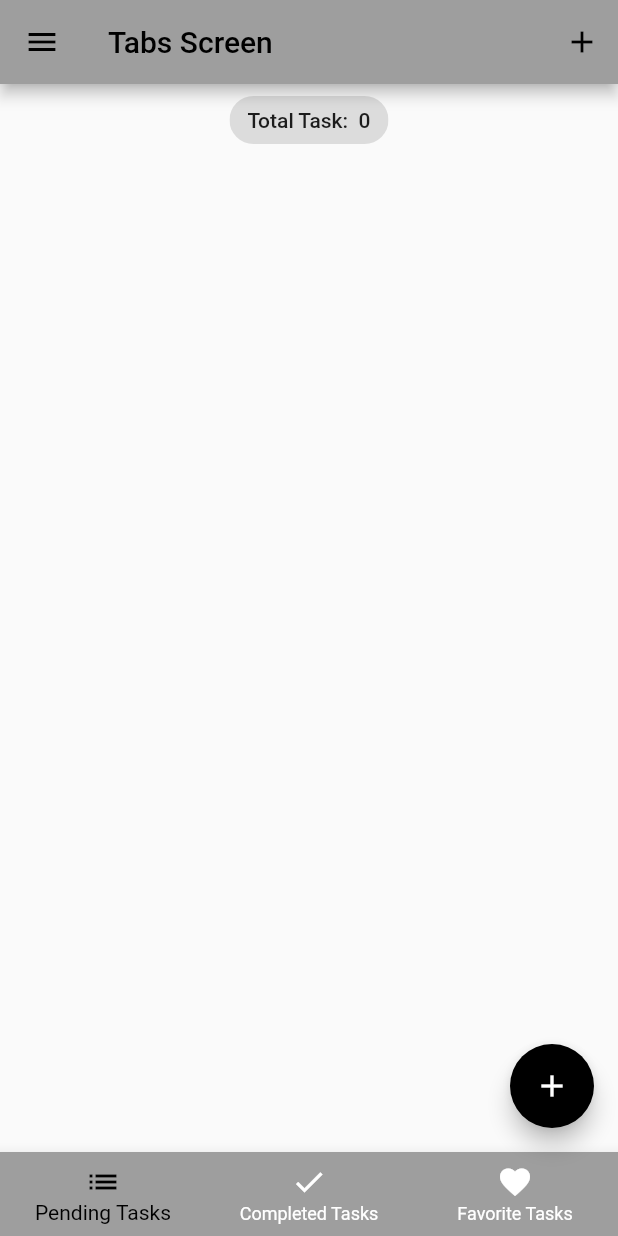
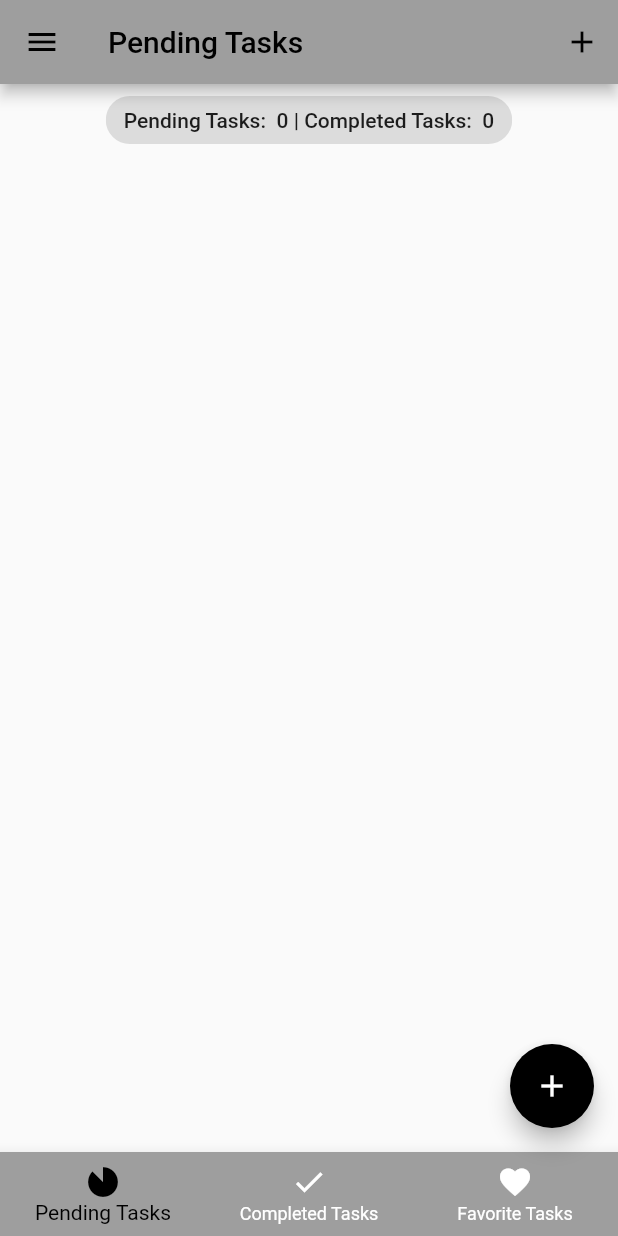
Before and after one commit to Neloy-SWE/Daily-Plans, a Flutter app: the screen it shows after launch, on a phone screen of 412 x 824 dp. Run offline on Flutter 3.47's test engine with Material 2 defaults, Android fonts, the light colour scheme and no system bars; our stand-ins replace equatable, flutter_bloc, hydrated_bloc.

Commit message:
bottom navigation bar implementation complete

```diff
--- a/lib/blocs/bloc_task/tasks_state.dart
+++ b/lib/blocs/bloc_task/tasks_state.dart
@@ -1,28 +1,45 @@
 part of 'tasks_bloc.dart';
 
 class TasksState extends Equatable {
-  final List<TaskModel> allTasks;
+  final List<TaskModel> pendingTasks;
+  final List<TaskModel> completedTasks;
+  final List<TaskModel> favoriteTasks;
   final List<TaskModel> removedTasks;
 
   const TasksState({
-    this.allTasks = const <TaskModel>[],
+    this.pendingTasks = const <TaskModel>[],
+    this.completedTasks = const <TaskModel>[],
+    this.favoriteTasks = const <TaskModel>[],
     this.removedTasks = const <TaskModel>[],
   });
 
   @override
-  List<Object?> get props => [allTasks, removedTasks];
+  List<Object?> get props => [
+        pendingTasks,
+        completedTasks,
+        favoriteTasks,
+        removedTasks,
+      ];
 
   Map<String, dynamic> toMap() {
     return {
-      ModelConstants.allTasks: allTasks.map((e) => e.toMap()).toList(),
+      ModelConstants.pendingTasks: pendingTasks.map((e) => e.toMap()).toList(),
+      ModelConstants.completedTasks:
+          completedTasks.map((e) => e.toMap()).toList(),
+      ModelConstants.favoriteTasks:
+          favoriteTasks.map((e) => e.toMap()).toList(),
       ModelConstants.removedTasks: removedTasks.map((e) => e.toMap()).toList(),
     };
   }
 
   factory TasksState.fromMap(Map<String, dynamic> map) {
     return TasksState(
-      allTasks: List<TaskModel>.from(
-          map[ModelConstants.allTasks]?.map((x) => TaskModel.fromMap(x))),
+      pendingTasks: List<TaskModel>.from(
+          map[ModelConstants.pendingTasks]?.map((x) => TaskModel.fromMap(x))),
+      completedTasks: List<TaskModel>.from(
+          map[ModelConstants.completedTasks]?.map((x) => TaskModel.fromMap(x))),
+      favoriteTasks: List<TaskModel>.from(
+          map[ModelConstants.favoriteTasks]?.map((x) => TaskModel.fromMap(x))),
       removedTasks: List<TaskModel>.from(
           map[ModelConstants.removedTasks]?.map((x) => TaskModel.fromMap(x))),
     );
--- a/lib/components/bottom_navigation_bar.dart
+++ b/lib/components/bottom_navigation_bar.dart
@@ -1,4 +1,7 @@
 import 'package:daily_plans/components/custom_drawer.dart';
+import 'package:daily_plans/model/constants.dart';
+import 'package:daily_plans/screens/screen_completed_task.dart';
+import 'package:daily_plans/screens/screen_favorite_task.dart';
 import 'package:daily_plans/screens/screen_pending_task.dart';
 import 'package:flutter/material.dart';
 
@@ -7,9 +10,31 @@ import '../utilities/strings.dart';
 import 'custom_app_bar.dart';
 import 'custom_bottom_sheet_body.dart';
 
-class BottomNavBar extends StatelessWidget {
-  const BottomNavBar({Key? key}) : super(key: key);
+class BottomNavBar extends StatefulWidget {
+  BottomNavBar({Key? key}) : super(key: key);
   static const String id = ScreenPath.bottomNavBar;
+
+  @override
+  State<BottomNavBar> createState() => _BottomNavBarState();
+}
+
+class _BottomNavBarState extends State<BottomNavBar> {
+  final List<Map<String, dynamic>> _pageDetails = [
+    {
+      ModelConstants.pageName: const PendingTaskScreen(),
+      ModelConstants.title: AllText.pendingTasks
+    },
+    {
+      ModelConstants.pageName: const CompletedTaskScreen(),
+      ModelConstants.title: AllText.completedTasks
+    },
+    {
+      ModelConstants.pageName: const FavoriteTaskScreen(),
+      ModelConstants.title: AllText.favoriteTasks
+    },
+  ];
+
+  int _selectedPageIndex = 0;
 
   void _addTask(BuildContext context) {
     showModalBottomSheet(
@@ -28,27 +53,33 @@ class BottomNavBar extends StatelessWidget {
   @override
   Widget build(BuildContext context) {
     return Scaffold(
-      floatingActionButton: FloatingActionButton(
-        onPressed: () => _addTask(context),
-        tooltip: AllText.addTask,
-        child: const Icon(
-          Icons.add,
-        ),
-      ),
+      floatingActionButton: _selectedPageIndex == 0
+          ? FloatingActionButton(
+              onPressed: () => _addTask(context),
+              tooltip: AllText.addTask,
+              child: const Icon(
+                Icons.add,
+              ),
+            )
+          : null,
       appBar: CustomAppBar(
-        title: AllText.tabsScreen,
+        title: _pageDetails[_selectedPageIndex][ModelConstants.title],
         isAction: true,
         onTap: () => _addTask(context),
       ),
       drawer: const MyDrawer(),
-      body: const PendingTaskScreen(),
+      body: _pageDetails[_selectedPageIndex][ModelConstants.pageName],
       bottomNavigationBar: BottomNavigationBar(
-        currentIndex: 0,
-        onTap: (index) {},
+        currentIndex: _selectedPageIndex,
+        onTap: (index) {
+          setState(() {
+            _selectedPageIndex = index;
+          });
+        },
         items: const [
           BottomNavigationBarItem(
             icon: Icon(
-              Icons.list,
+              Icons.incomplete_circle_sharp,
             ),
             label: AllText.pendingTasks,
           ),
--- a/lib/components/custom_drawer.dart
+++ b/lib/components/custom_drawer.dart
@@ -38,7 +38,7 @@ class MyDrawer extends StatelessWidget {
                     leading: const Icon(Icons.folder_special),
                     title: const Text(AllText.myTasks),
                     trailing: Text(
-                      state.allTasks.length.toString(),
+                      "${state.pendingTasks.length} | ${state.completedTasks.length}",
                     ),
                   ),
                 );
--- a/lib/main.dart
+++ b/lib/main.dart
@@ -43,7 +43,7 @@ class MyApp extends StatelessWidget {
                 : AppThemes.appThemeData[AppTheme.lightTheme],
             debugShowCheckedModeBanner: false,
             title: AllText.appTitle,
-            home: const BottomNavBar(),
+            home: BottomNavBar(),
             onGenerateRoute: appRoute.onGenerateRoute,
           );
         },
--- a/lib/model/constants.dart
+++ b/lib/model/constants.dart
@@ -6,4 +6,8 @@ class ModelConstants {
   static const String removedTasks = "removedTasks";
   static const String id = "id";
   static const String switchValue = "switchValue";
+  static const String pageName = "pageName";
+  static const String pendingTasks = "pendingTasks";
+  static const String completedTasks = "completedTasks";
+  static const String favoriteTasks = "favoriteTasks";
 }
--- a/lib/screens/screen_completed_task.dart
+++ b/lib/screens/screen_completed_task.dart
@@ -14,7 +14,7 @@ class CompletedTaskScreen extends StatelessWidget {
   Widget build(BuildContext context) {
     return BlocBuilder<TasksBloc, TasksState>(
       builder: (context, state) {
-        List<TaskModel> taskList = state.allTasks;
+        List<TaskModel> taskList = state.completedTasks;
         return Column(
           crossAxisAlignment: CrossAxisAlignment.center,
           children: [
@@ -22,7 +22,7 @@ class CompletedTaskScreen extends StatelessWidget {
             Center(
               child: Chip(
                 label: Text(
-                  "${AllText.totalTaskColon} ${state.allTasks.length}",
+                  "${AllText.totalTaskColon} ${taskList.length}",
                 ),
               ),
             ),
--- a/lib/screens/screen_favorite_task.dart
+++ b/lib/screens/screen_favorite_task.dart
@@ -14,7 +14,7 @@ class FavoriteTaskScreen extends StatelessWidget {
   Widget build(BuildContext context) {
     return BlocBuilder<TasksBloc, TasksState>(
       builder: (context, state) {
-        List<TaskModel> taskList = state.allTasks;
+        List<TaskModel> taskList = state.favoriteTasks;
         return Column(
           crossAxisAlignment: CrossAxisAlignment.center,
           children: [
@@ -22,7 +22,7 @@ class FavoriteTaskScreen extends StatelessWidget {
             Center(
               child: Chip(
                 label: Text(
-                  "${AllText.totalTaskColon} ${state.allTasks.length}",
+                  "${AllText.totalTaskColon} ${taskList.length}",
                 ),
               ),
             ),
--- a/lib/screens/screen_pending_task.dart
+++ b/lib/screens/screen_pending_task.dart
@@ -14,7 +14,7 @@ class PendingTaskScreen extends StatelessWidget {
   Widget build(BuildContext context) {
     return BlocBuilder<TasksBloc, TasksState>(
       builder: (context, state) {
-        List<TaskModel> taskList = state.allTasks;
+        List<TaskModel> taskList = state.pendingTasks;
         return Column(
           crossAxisAlignment: CrossAxisAlignment.center,
           children: [
@@ -22,7 +22,7 @@ class PendingTaskScreen extends StatelessWidget {
             Center(
               child: Chip(
                 label: Text(
-                    "${AllText.totalTaskColon} ${state.allTasks.length}",
+                  "${AllText.pendingTasksColon} ${taskList.length} | ${AllText.completedTasksColon} ${state.completedTasks.length}",
                 ),
               ),
             ),
--- a/lib/services/app_route.dart
+++ b/lib/services/app_route.dart
@@ -1,5 +1,4 @@
 import 'package:daily_plans/components/bottom_navigation_bar.dart';
-import 'package:daily_plans/screens/screen_pending_task.dart';
 import 'package:flutter/material.dart';
 import '../screens/screen_recycle_bin.dart';
 
@@ -12,7 +11,7 @@ class AppRoute {
         );
       case BottomNavBar.id:
         return MaterialPageRoute(
-          builder: (_) => const BottomNavBar(),
+          builder: (_) => BottomNavBar(),
         );
       default:
         return null;
--- a/lib/utilities/strings.dart
+++ b/lib/utilities/strings.dart
@@ -11,6 +11,9 @@ class AllText {
   static const String recycleBin = "Recycle Bin";
   static const String tabsScreen = "Tabs Screen";
   static const String pendingTasks = "Pending Tasks";
+  static const String pendingTasksColon = "Pending Tasks: ";
   static const String completedTasks = "Completed Tasks";
+  static const String completedTasksColon = "Completed Tasks: ";
   static const String favoriteTasks = "Favorite Tasks";
+  static const String favoriteTasksColon = "Favorite Tasks: ";
 }
```
Also changed, not shown: lib/blocs/bloc_task/tasks_bloc.dart (+44 -15 lines). Lines whose indentation alone changed are shown as unchanged.
